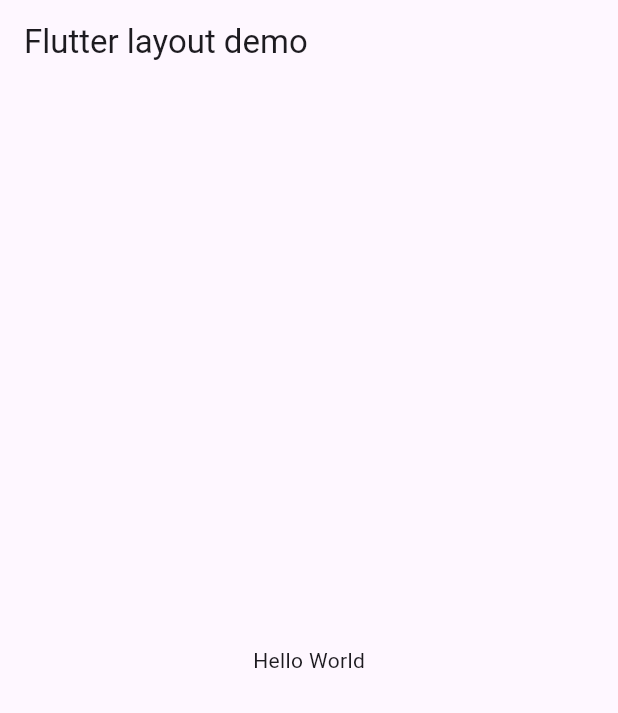
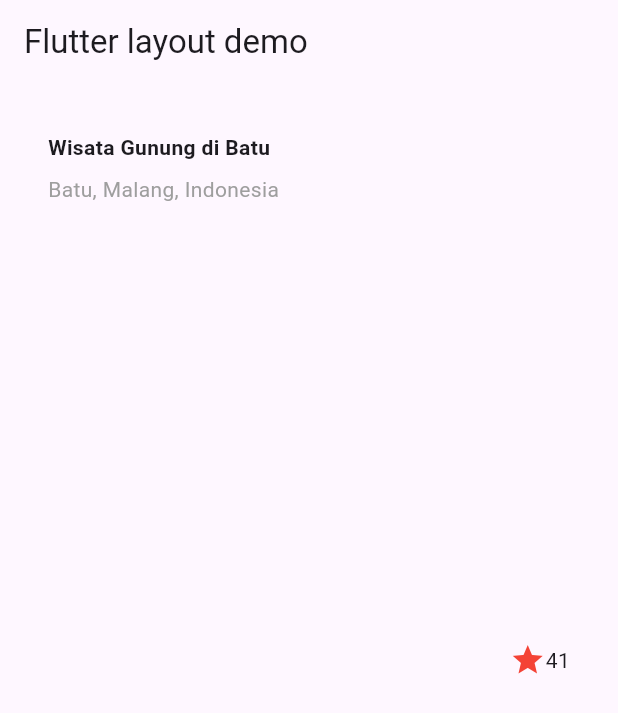
Before and after one commit to ivanrizalahmadi/JS6_Flutter_2341760128, a Flutter app: the screen it shows after launch, on a phone screen of 412 x 824 dp. Shown: the top 713 px of the screen. Run offline on Flutter 3.47's test engine with Material 3 defaults, Android fonts, the light colour scheme and no system bars.

Commit message:
Praktikum 1-  JS 6

```diff
--- a/lib/main.dart
+++ b/lib/main.dart
@@ -7,14 +7,52 @@ class MyApp extends StatelessWidget {
 
   @override
   Widget build(BuildContext context) {
+    Widget titleSection = Container(
+      padding: const EdgeInsets.all(32),
+      child: Row(
+        children: [
+          Expanded(
+            /* soal 1 */
+            child: Column(
+              crossAxisAlignment: CrossAxisAlignment.start,
+              children: [
+                /* soal 2 */
+                Container(
+                  padding: const EdgeInsets.only(bottom: 8),
+                  child: const Text(
+                    'Wisata Gunung di Batu',
+                    style: TextStyle(
+                      fontWeight: FontWeight.bold,
+                    ),
+                  ),
+                ),
+                const Text(
+                  'Batu, Malang, Indonesia',
+                  style: TextStyle(
+                    color: Colors.grey,
+                  ),
+                ),
+              ],
+            ),
+          ),
+          /* soal 3 */
+          const Icon(
+            Icons.star,
+            color: Colors.red,
+          ),
+          const Text('41'),
+        ],
+      ),
+    );
+
     return MaterialApp(
       title: 'Flutter layout: Ivan Rizal dan 2341760128',
       home: Scaffold(
         appBar: AppBar(
           title: const Text('Flutter layout demo'),
         ),
-        body: const Center(
-          child: Text('Hello World'),
+        body: Center(
+          child: titleSection,
         ),
       ),
     );
```
Also changed, not shown: 1 other file.
